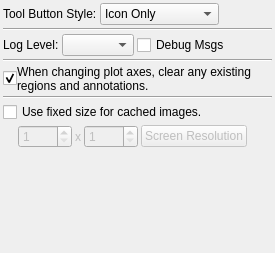
The window that code/plotms/implement/GuiTabs/PlotMSOptionsTab.ui (radio-astro/casa) describes before a commit, drawn with Qt 5.
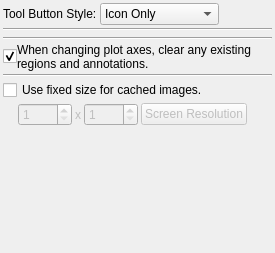
The same window after the commit.

Patch:
```diff
--- a/code/plotms/implement/GuiTabs/PlotMSOptionsTab.ui
+++ b/code/plotms/implement/GuiTabs/PlotMSOptionsTab.ui
@@ -99,41 +99,14 @@
     </widget>
    </item>
    <item>
-    <layout class="QHBoxLayout" >
-     <property name="spacing" >
-      <number>3</number>
+    <widget class="QFrame" name="logFrame" >
+     <property name="frameShape" >
+      <enum>QFrame::NoFrame</enum>
      </property>
-     <item>
-      <widget class="QLabel" name="logLabel" >
-       <property name="text" >
-        <string>Log Level:</string>
-       </property>
-      </widget>
-     </item>
-     <item>
-      <widget class="QComboBox" name="logLevel" />
-     </item>
-     <item>
-      <widget class="QCheckBox" name="logDebug" >
-       <property name="text" >
-        <string>Debug Msgs</string>
-       </property>
-      </widget>
-     </item>
-     <item>
-      <spacer>
-       <property name="orientation" >
-        <enum>Qt::Horizontal</enum>
-       </property>
-       <property name="sizeHint" >
-        <size>
-         <width>40</width>
-         <height>20</height>
-        </size>
-       </property>
-      </spacer>
-     </item>
-    </layout>
+     <property name="frameShadow" >
+      <enum>QFrame::Raised</enum>
+     </property>
+    </widget>
    </item>
    <item>
     <widget class="Line" name="line_2" >
```
